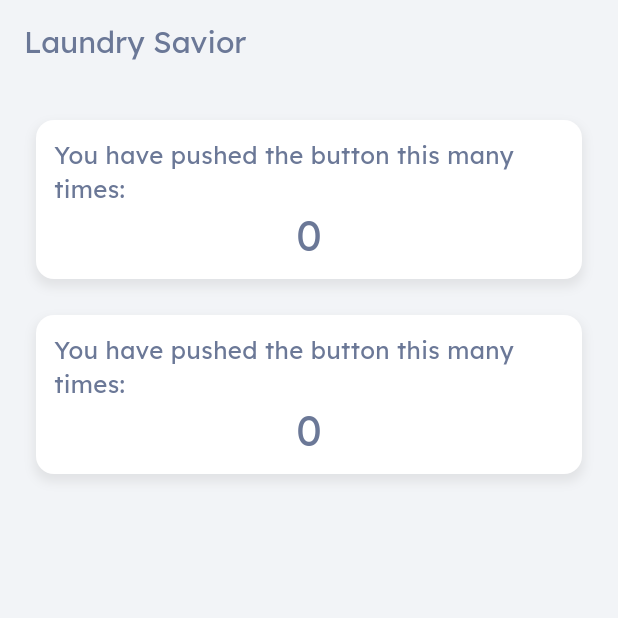
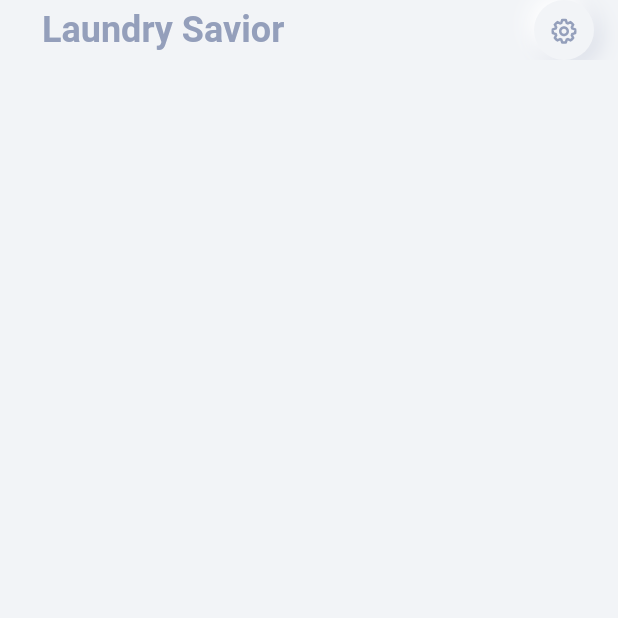
Before and after one commit to FooJiaYin/laundry-savior, a Flutter app: the screen it shows after launch, on a phone screen of 412 x 824 dp, the top half of it. Run offline on Flutter 3.47's test engine with Material 2 defaults, Android fonts, the phone set to English and light mode, and no system bars; our stand-ins replace dio, flutter_svg, shared_preferences.

Commit message:
feat: HomePage titleRow

```diff
--- a/lib/theme/theme.dart
+++ b/lib/theme/theme.dart
@@ -58,9 +58,12 @@ class CustomTheme with ChangeNotifier {
       ),
     ),
 
-    appBarTheme: const AppBarTheme(
+    appBarTheme: AppBarTheme(
       backgroundColor: ThemeColors.backgroundColor,
-      foregroundColor: ThemeColors.textColor,
+      foregroundColor: ThemeColors.grey,
+      surfaceTintColor: ThemeColors.backgroundColor,
+      titleTextStyle: ThemeFont.header(fontSize: 24),
+      toolbarHeight: 40,
     ),
 
     navigationBarTheme: const NavigationBarThemeData(
@@ -150,6 +153,18 @@ class ThemeDecoration {
       offset: const Offset(0, 4), // changes position of shadow
     ),
   ]; // changes position of shadow
+  static const List<BoxShadow> neumorphicShadow = [
+    BoxShadow(
+      color: ThemeColors.grey30,
+      blurRadius: 12,
+      offset: Offset(4, 4), // changes position of shadow
+    ),
+    BoxShadow(
+      color: Colors.white,
+      blurRadius: 10,
+      offset: Offset(-4, -4), // changes position of shadow
+    ),
+  ];
 }
 
 /* ThemeData(
--- a/lib/views/screens/home.dart
+++ b/lib/views/screens/home.dart
@@ -1,9 +1,11 @@
 import 'package:flutter/material.dart';
+import 'package:flutter_svg/svg.dart';
+
 import '../../theme/theme.dart';
 import '../../utils/config.dart';
-import '../widgets/container.dart';
-
+import '../widgets/button.dart';
 import '../widgets/scaffold_page.dart';
+import 'settings.dart';
 
 class HomePage extends StatefulWidget {
   const HomePage({Key? key}) : super(key: key);
@@ -15,54 +17,38 @@ class HomePage extends StatefulWidget {
 }
 
 class _HomePageState extends State<HomePage> {
-  int _counter = 0;
-
-  void _incrementCounter() {
-    setState(() {
-      _counter++;
-    });
-  }
 
   @override
   Widget build(BuildContext context) {
     return ScaffoldPage(
       appBar: AppBar(
-        title: Text(widget.title),
+        title: Padding(
+          padding: const EdgeInsets.only(left: Dimensions.containerPadding),
+          child: _titleRow(),
+        ),
       ),
       child: Column(
-          mainAxisAlignment: MainAxisAlignment.center,
-          children: <Widget>[
-            CardContainer(
-              shadows: ThemeDecoration.shadow,
-              child: Column(
-                children: [
-                  const Text(
-                    'You have pushed the button this many times:',
-                  ),
-                  Text(
-                    '$_counter',
-                    style: Theme.of(context).textTheme.headline4,
-                  ),
-                ],
-              ),
-            ),
-            const SizedBox(height: 12),
-            CardContainer(
-              shadows: ThemeDecoration.shadow,
-              child: Column(
-                children: [
-                  const Text(
-                    'You have pushed the button this many times:',
-                  ),
-                  Text(
-                    '$_counter',
-                    style: Theme.of(context).textTheme.headline4,
-                  ),
-                ],
-              ),
-            ),
-          ],
+        children: <Widget>[],
       ), // This trailing comma makes auto-formatting nicer for build methods.
     );
   }
+
+  Widget _titleRow() => Row(
+        mainAxisAlignment: MainAxisAlignment.spaceBetween,
+        children: [
+          Text(widget.title),
+          RoundIconButton(
+            SvgPicture.asset("assets/icons/settings.svg", width: 20, height: 20),
+            backgroundSize: 40,
+            backgroundColor: ThemeColors.backgroundColor,
+            shadows: ThemeDecoration.neumorphicShadow,
+            onTap: () => Navigator.push(
+              context,
+              MaterialPageRoute<void>(
+                builder: (context) => const SettingPage(),
+              ),
+            ),
+          ),
+        ],
+      );
 }
--- a/lib/views/widgets/button.dart
+++ b/lib/views/widgets/button.dart
@@ -70,21 +70,24 @@ class Button extends StatelessWidget {
 }
 
 class RoundIconButton extends StatelessWidget {
-  const RoundIconButton(this.icon, {
+  const RoundIconButton(
+    this.icon, {
     Key? key,
     this.backgroundSize = 44,
     this.backgroundColor = Colors.white,
     this.iconSize = Dimensions.iconSize,
     this.iconColor = ThemeColors.primaryColor,
     this.borderRadius = 100,
+    this.shadows,
     this.onTap,
   }) : super(key: key);
-  final IconData icon;
+  final dynamic icon;
   final double backgroundSize;
   final Color backgroundColor;
   final double iconSize;
   final Color iconColor;
   final double borderRadius;
+  final List<BoxShadow>? shadows;
   final Function()? onTap;
 
   @override
@@ -99,8 +102,9 @@ class RoundIconButton extends StatelessWidget {
         decoration: BoxDecoration(
           borderRadius: BorderRadius.circular(borderRadius),
           color: backgroundColor,
+          boxShadow: shadows,
         ),
-        child: Icon(icon, size: iconSize, color: iconColor),
+        child: icon.runtimeType == IconData ? Icon(icon, size: iconSize, color: iconColor) : icon,
       ),
     );
   }
```
